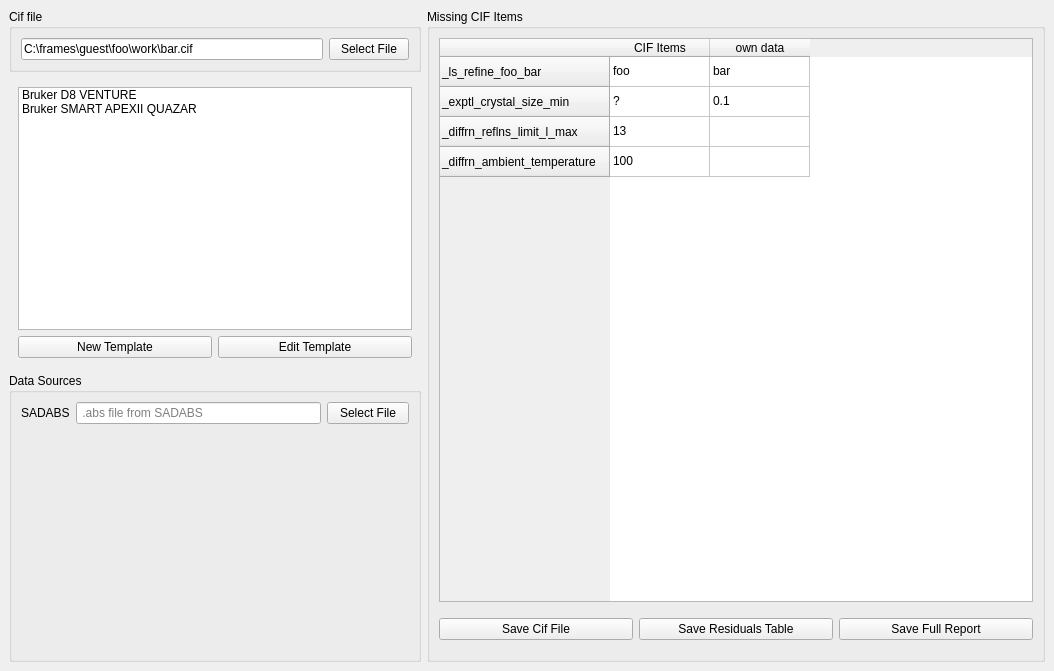
Old version of the form gui/finalizer.ui in the repository dkratzert/multitable.
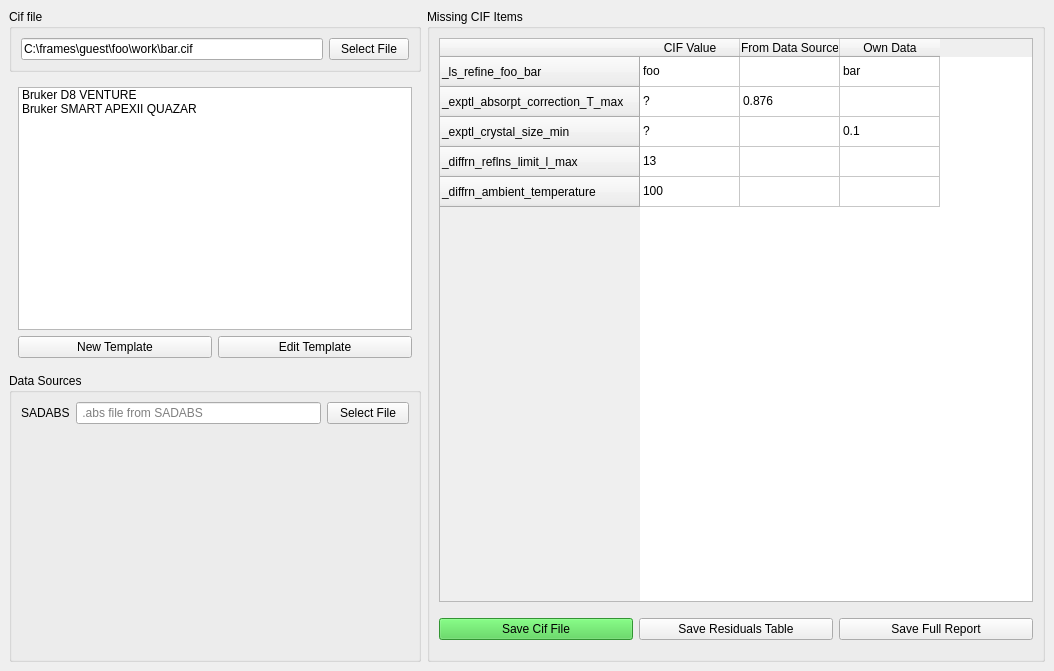
New version of the form.

```diff
--- a/gui/finalizer.ui
+++ b/gui/finalizer.ui
@@ -73,6 +73,11 @@
            <string>_ls_refine_foo_bar</string>
           </property>
          </row>
+         <row>
+          <property name="text">
+           <string>_exptl_absorpt_correction_T_max</string>
+          </property>
+         </row>
          <row>
           <property name="text">
            <string>_exptl_crystal_size_min</string>
@@ -90,12 +95,17 @@
          </row>
          <column>
           <property name="text">
-           <string>CIF Items</string>
+           <string>CIF Value</string>
           </property>
          </column>
          <column>
           <property name="text">
-           <string>own data</string>
+           <string>From Data Source</string>
+          </property>
+         </column>
+         <column>
+          <property name="text">
+           <string>Own Data</string>
           </property>
          </column>
          <item row="0" column="0">
@@ -103,7 +113,7 @@
            <string>foo</string>
           </property>
          </item>
-         <item row="0" column="1">
+         <item row="0" column="2">
           <property name="text">
            <string>bar</string>
           </property>
@@ -115,16 +125,26 @@
          </item>
          <item row="1" column="1">
           <property name="text">
-           <string>0.1</string>
+           <string>0.876</string>
           </property>
          </item>
          <item row="2" column="0">
           <property name="text">
-           <string>13</string>
+           <string>?</string>
+          </property>
+         </item>
+         <item row="2" column="2">
+          <property name="text">
+           <string>0.1</string>
           </property>
          </item>
          <item row="3" column="0">
           <property name="text">
+           <string>13</string>
+          </property>
+         </item>
+         <item row="4" column="0">
+          <property name="text">
            <string>100</string>
           </property>
          </item>
@@ -132,6 +152,9 @@
        </item>
        <item row="2" column="0">
         <widget class="QPushButton" name="SaveCifButton">
+         <property name="styleSheet">
+          <string notr="true">background-color: rgb(70, 207, 70);</string>
+         </property>
          <property name="text">
           <string>Save Cif File</string>
          </property>
```
